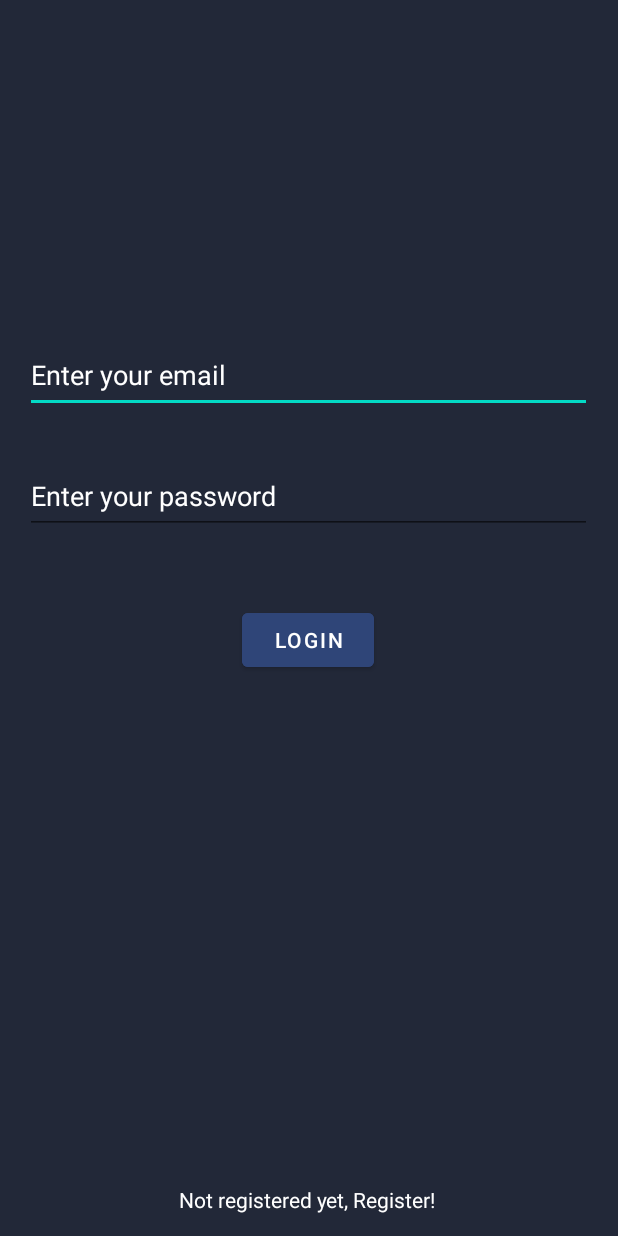
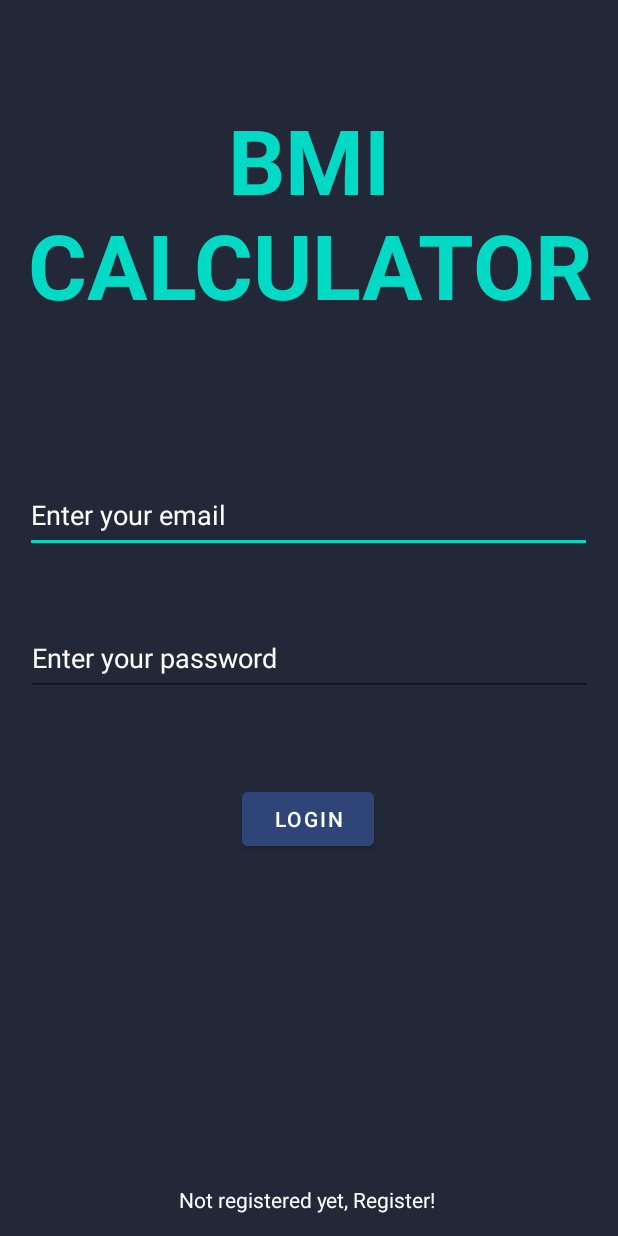
Before and after one commit to Zama-Ndongmo-Divine/BMICalculator, an Android app: the screen it shows after launch (LoginActivity), on a phone screen of 412 x 824 dp. Run offline under Robolectric (Android 15) with nearby library versions, the phone set to English and light mode, and no system bars; our stand-ins replace Firebase (no records; nobody signed in at launch, a user with empty details on screens opened directly).

Commit message:
Changes for documentation

```diff
--- a/app/build.gradle
+++ b/app/build.gradle
@@ -2,6 +2,7 @@ plugins {
     id 'com.android.application'
     id 'org.jetbrains.kotlin.android'
     id 'com.google.gms.google-services'
+    id("org.jetbrains.dokka") version "1.7.20"
 }
 
 android {
@@ -11,17 +12,20 @@ android {
     defaultConfig {
         applicationId "com.example.bmicalculator"
         minSdk 21
-        targetSdk 32
+        targetSdk 33
         versionCode 1
         versionName "1.0"
 
         testInstrumentationRunner "androidx.test.runner.AndroidJUnitRunner"
+        signingConfig signingConfigs.debug
     }
 
     buildTypes {
         release {
             minifyEnabled false
             proguardFiles getDefaultProguardFile('proguard-android-optimize.txt'), 'proguard-rules.pro'
+            debuggable false
+            signingConfig signingConfigs.debug
         }
     }
     compileOptions {
--- a/app/src/main/java/com/example/bmicalculator/activities/LoginActivity.kt
+++ b/app/src/main/java/com/example/bmicalculator/activities/LoginActivity.kt
@@ -8,11 +8,17 @@ import com.example.bmicalculator.activities.SelectionScreen
 import com.example.bmicalculator.databinding.ActivityLoginBinding
 import com.google.firebase.auth.FirebaseAuth
 
+/**
+ * Enables a user to login into the app as a personal user. The user details are stored in a firebase database
+ */
 class LoginActivity : AppCompatActivity() {
 
     private lateinit var binding: ActivityLoginBinding
     private lateinit var firebaseAuth: FirebaseAuth
 
+    /**
+     * Creates an instance of the login activity
+     */
     override fun onCreate(savedInstanceState: Bundle?) {
         super.onCreate(savedInstanceState)
 
--- a/app/src/main/java/com/example/bmicalculator/activities/ResultsActivity.kt
+++ b/app/src/main/java/com/example/bmicalculator/activities/ResultsActivity.kt
@@ -4,6 +4,10 @@ import androidx.appcompat.app.AppCompatActivity
 import android.os.Bundle
 import com.example.bmicalculator.R
 
+/**
+ * Displays the results of each session on a separate window
+ * this data is also stored in a database and can be accessed at any time
+ */
 class ResultsActivity : AppCompatActivity() {
     override fun onCreate(savedInstanceState: Bundle?) {
         super.onCreate(savedInstanceState)
--- a/app/src/main/java/com/example/bmicalculator/models/Users.kt
+++ b/app/src/main/java/com/example/bmicalculator/models/Users.kt
@@ -1,4 +1,7 @@
 package com.example.bmicalculator.models
 
+/**
+ * Data class with the user model.
+ */
 data class Users (val bmiID : String? = null, val bmiName : String? = null, val bmi2dp : Float? = null) {
 }
--- a/app/src/main/res/layout/activity_login.xml
+++ b/app/src/main/res/layout/activity_login.xml
@@ -18,10 +18,10 @@
         android:textColorHint="@color/white"
         app:layout_constraintBottom_toBottomOf="parent"
         app:layout_constraintEnd_toEndOf="parent"
-        app:layout_constraintHorizontal_bias="0.497"
+        app:layout_constraintHorizontal_bias="0.484"
         app:layout_constraintStart_toStartOf="parent"
         app:layout_constraintTop_toTopOf="parent"
-        app:layout_constraintVertical_bias="0.291" />
+        app:layout_constraintVertical_bias="0.412" />
 
     <EditText
         android:id="@+id/passLogin"
@@ -34,10 +34,10 @@
         android:textColorHint="@color/white"
         app:layout_constraintBottom_toBottomOf="parent"
         app:layout_constraintEnd_toEndOf="parent"
-        app:layout_constraintHorizontal_bias="0.497"
+        app:layout_constraintHorizontal_bias="0.515"
         app:layout_constraintStart_toStartOf="parent"
         app:layout_constraintTop_toTopOf="parent"
-        app:layout_constraintVertical_bias="0.395" />
+        app:layout_constraintVertical_bias="0.535" />
 
     <TextView
         android:id="@+id/LoginSI"
@@ -63,5 +63,21 @@
         app:layout_constraintHorizontal_bias="0.498"
         app:layout_constraintStart_toStartOf="parent"
         app:layout_constraintTop_toTopOf="parent"
-        app:layout_constraintVertical_bias="0.519" />
+        app:layout_constraintVertical_bias="0.673" />
+
+    <TextView
+        android:id="@+id/textView"
+        android:layout_width="wrap_content"
+        android:layout_height="wrap_content"
+        android:text="BMI CALCULATOR"
+        android:textAlignment="center"
+        android:textColor="@color/teal_200"
+        android:textSize="60sp"
+        android:textStyle="bold"
+        app:layout_constraintBottom_toBottomOf="parent"
+        app:layout_constraintEnd_toEndOf="parent"
+        app:layout_constraintHorizontal_bias="0.0"
+        app:layout_constraintStart_toStartOf="parent"
+        app:layout_constraintTop_toTopOf="parent"
+        app:layout_constraintVertical_bias="0.098" />
 </androidx.constraintlayout.widget.ConstraintLayout>
```
Also changed, not shown: app/src/main/AndroidManifest.xml (+3 -9 lines), app/src/main/java/com/example/bmicalculator/activities/FetchingActivity.kt (+14 -0 lines), app/src/main/java/com/example/bmicalculator/activities/MainActivity.kt (+13 -1 lines), app/src/main/java/com/example/bmicalculator/activities/RegisterActivity.kt (+8 -0 lines), app/src/main/java/com/example/bmicalculator/activities/SelectionScreen.kt (+7 -0 lines), app/src/main/java/com/example/bmicalculator/adapters/bmiAdapter.kt (+15 -1 lines), 1 other file.
